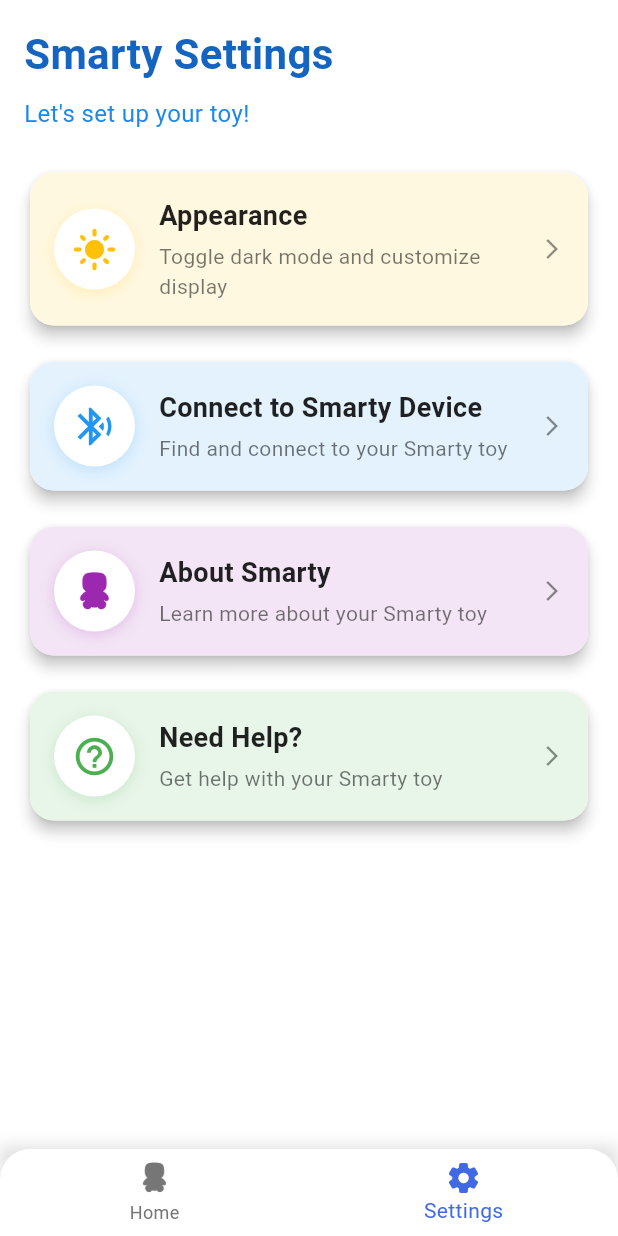
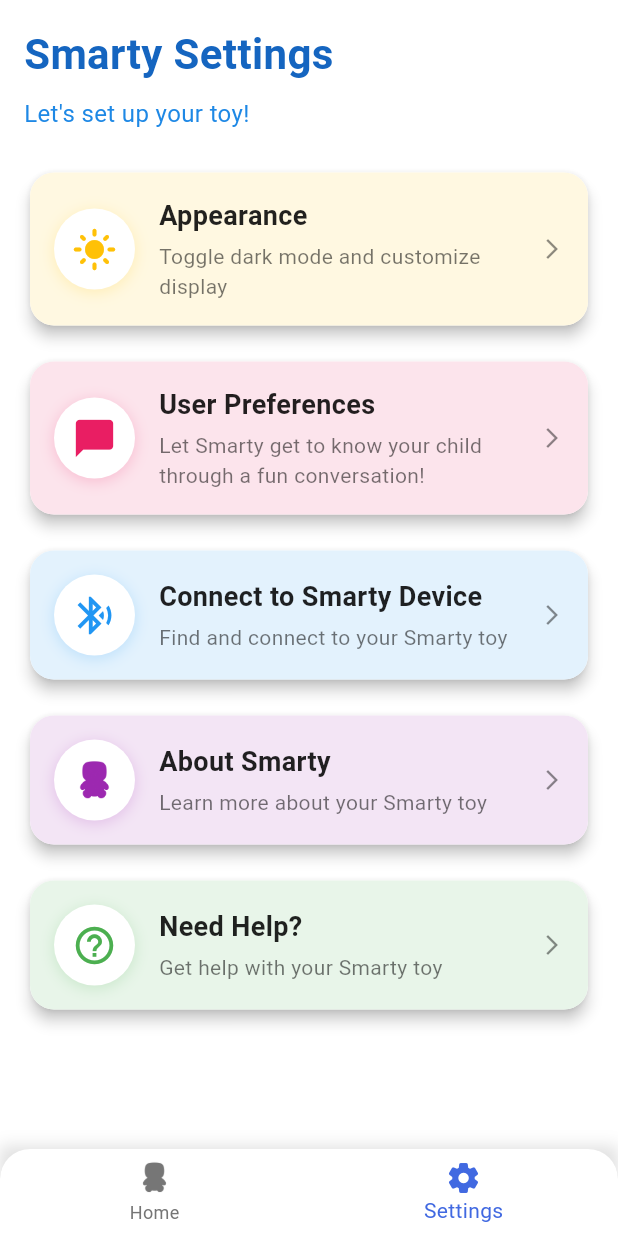
Before and after one commit to jaiswalharsh/smarty_app_flutter, a Flutter app: the screen it shows after launch, item 2 of the bottom bar chosen, on a phone screen of 412 x 824 dp. Run offline on Flutter 3.47's test engine with Material 3 defaults, Android fonts, the phone set to English and light mode, and no system bars; our stand-ins replace flutter_blue_plus, shared_preferences; Roboto replaces fonts that are missing (Poppins).

Commit message:
feat: Added User Preference Page in settings to send user data

```diff
--- a/lib/settings_tab.dart
+++ b/lib/settings_tab.dart
@@ -3,6 +3,7 @@ import 'package:flutter/material.dart';
 import 'package:provider/provider.dart';
 import 'screens/wifi/wifi_config_page.dart';
 import 'screens/devices/smarty_connection_page.dart';
+import 'screens/user_preferences_page.dart';
 import 'services/ble_manager.dart';
 import 'utils/theme_provider.dart';
 
@@ -38,7 +39,9 @@ class _SettingsTabState extends State<SettingsTab> {
   // Set up status listeners
   void _setupStatusListeners() {
     // Listen for device connection state changes
-    _deviceConnectionSubscription = _bleManager.wifiStatusStream.listen((status) {
+    _deviceConnectionSubscription = _bleManager.wifiStatusStream.listen((
+      status,
+    ) {
       if (mounted) {
         setState(() {
           // Use the current connection state from the manager
@@ -48,9 +51,13 @@ class _SettingsTabState extends State<SettingsTab> {
     });
 
     // Listen for snackbar notifications
-    _showSnackBarSubscription = _bleManager.showSnackBarStream.listen((message) {
+    _showSnackBarSubscription = _bleManager.showSnackBarStream.listen((
+      message,
+    ) {
       if (mounted) {
-        ScaffoldMessenger.of(context).showSnackBar(SnackBar(content: Text(message)));
+        ScaffoldMessenger.of(
+          context,
+        ).showSnackBar(SnackBar(content: Text(message)));
       }
     });
   }
@@ -85,7 +92,6 @@ class _SettingsTabState extends State<SettingsTab> {
             child: Column(
               crossAxisAlignment: CrossAxisAlignment.start,
               children: [
-                // Fun settings header
                 Container(
                   margin: EdgeInsets.only(bottom: 24),
                   child: Column(
@@ -96,8 +102,9 @@ class _SettingsTabState extends State<SettingsTab> {
                         style: TextStyle(
                           fontSize: 28,
                           fontWeight: FontWeight.bold,
-                          color: themeProvider.isDarkMode
-                            ? Color(0xFFFF6EC7) // Hot Pink in dark mode
+                          color:
+                              themeProvider.isDarkMode
+                                  ? Color(0xFFFF6EC7)
                                   : Colors.blue.shade800,
                         ),
                       ),
@@ -106,58 +113,92 @@ class _SettingsTabState extends State<SettingsTab> {
                         "Let's set up your toy!",
                         style: TextStyle(
                           fontSize: 16,
-                          color: themeProvider.isDarkMode
-                            ? Color(0xFF00FFCC) // Bright Teal in dark mode
+                          color:
+                              themeProvider.isDarkMode
+                                  ? Color(0xFF00FFCC)
                                   : Colors.blue.shade600,
                         ),
                       ),
                     ],
                   ),
                 ),
-
-                // Theme settings card
                 _buildSettingsCard(
                   title: "Appearance",
                   description: "Toggle dark mode and customize display",
-                  icon: themeProvider.isDarkMode ? Icons.dark_mode : Icons.light_mode,
-                  iconColor: themeProvider.isDarkMode ? Color(0xFFFF6EC7) : Colors.amber,
-                  bgColor: themeProvider.isDarkMode ? Color(0xFF2C2C44) : Colors.amber.shade50,
+                  icon:
+                      themeProvider.isDarkMode
+                          ? Icons.dark_mode
+                          : Icons.light_mode,
+                  iconColor:
+                      themeProvider.isDarkMode
+                          ? Color(0xFFFF6EC7)
+                          : Colors.amber,
+                  bgColor:
+                      themeProvider.isDarkMode
+                          ? Color(0xFF2C2C44)
+                          : Colors.amber.shade50,
                   onTap: () {
                     _showThemeDialog(context, themeProvider);
                   },
                 ),
-
                 SizedBox(height: 16),
-
-                // Show different connection cards based on connection state
+                _buildSettingsCard(
+                  title: "User Preferences", // Updated title
+                  description:
+                      "Let Smarty get to know your child through a fun conversation!", // Updated description
+                  icon: Icons.chat_bubble, // Updated icon
+                  iconColor:
+                      themeProvider.isDarkMode
+                          ? Color(0xFF00FFCC)
+                          : Colors.pink,
+                  bgColor:
+                      themeProvider.isDarkMode
+                          ? Color(0xFF2C2C44)
+                          : Colors.pink.shade50,
+                  onTap: () {
+                    Navigator.push(
+                      context,
+                      MaterialPageRoute(
+                        builder: (context) => UserPreferencesPage(),
+                      ), // Updated navigation
+                    );
+                  },
+                ),
+                SizedBox(height: 16),
                 _isDeviceConnected
-                    ? _buildWifiConfigCard() // Show WiFi config when device is connected
-                    : _buildConnectDeviceCard(), // Show connect device option when not connected
-
+                    ? _buildWifiConfigCard()
+                    : _buildConnectDeviceCard(),
                 SizedBox(height: 16),
-
-                // About Smarty Card
                 _buildSettingsCard(
                   title: "About Smarty",
                   description: "Learn more about your Smarty toy",
                   icon: Icons.smart_toy,
-                  iconColor: themeProvider.isDarkMode ? Color(0xFFFF6EC7) : Colors.purple,
-                  bgColor: themeProvider.isDarkMode ? Color(0xFF2C2C44) : Colors.purple.shade50,
+                  iconColor:
+                      themeProvider.isDarkMode
+                          ?Color(0xFF00FFCC)
+                          : Colors.purple,
+                  bgColor:
+                      themeProvider.isDarkMode
+                          ? Color(0xFF2C2C44)
+                          : Colors.purple.shade50,
                   useCustomRobotIcon: true,
                   onTap: () {
                     _showAboutDialog(context);
                   },
                 ),
-
                 SizedBox(height: 16),
-
-                // Help Card
                 _buildSettingsCard(
                   title: "Need Help?",
                   description: "Get help with your Smarty toy",
                   icon: Icons.help_outline,
-                  iconColor: themeProvider.isDarkMode ? Color(0xFF00FFCC) : Colors.green,
-                  bgColor: themeProvider.isDarkMode ? Color(0xFF2C2C44) : Colors.green.shade50,
+                  iconColor:
+                      themeProvider.isDarkMode
+                          ? Color(0xFFFF6EC7)
+                          : Colors.green,
+                  bgColor:
+                      themeProvider.isDarkMode
+                          ? Color(0xFF2C2C44)
+                          : Colors.green.shade50,
                   onTap: () {
                     _showHelpDialog(context);
                   },
@@ -180,7 +221,8 @@ class _SettingsTabState extends State<SettingsTab> {
             children: [
               Icon(
                 themeProvider.isDarkMode ? Icons.dark_mode : Icons.light_mode,
-                color: themeProvider.isDarkMode ? Color(0xFFFF6EC7) : Colors.amber,
+                color:
+                    themeProvider.isDarkMode ? Color(0xFFFF6EC7) : Colors.amber,
               ),
               SizedBox(width: 8),
               Text("Appearance"),
@@ -190,17 +232,21 @@ class _SettingsTabState extends State<SettingsTab> {
             mainAxisSize: MainAxisSize.min,
             crossAxisAlignment: CrossAxisAlignment.start,
             children: [
-              Text(
-                "Choose your theme mode",
-                style: TextStyle(fontSize: 16),
-              ),
+              Text("Choose your theme mode", style: TextStyle(fontSize: 16)),
               SizedBox(height: 20),
               SwitchListTile(
                 title: Text("Dark Mode"),
-                subtitle: Text(themeProvider.isDarkMode ? "Fun toy colors!" : "Light mode enabled"),
+                subtitle: Text(
+                  themeProvider.isDarkMode
+                      ? "Fun toy colors!"
+                      : "Light mode enabled",
+                ),
                 secondary: Icon(
                   themeProvider.isDarkMode ? Icons.dark_mode : Icons.light_mode,
-                  color: themeProvider.isDarkMode ? Color(0xFFFF6EC7) : Colors.amber,
+                  color:
+                      themeProvider.isDarkMode
+                          ? Color(0xFFFF6EC7)
+                          : Colors.amber,
                 ),
                 value: themeProvider.isDarkMode,
                 onChanged: (_) {
@@ -232,8 +278,9 @@ class _SettingsTabState extends State<SettingsTab> {
       title: "Configure WiFi",
       description: "Connect your Smarty toy to the internet",
       icon: Icons.wifi,
-      iconColor: themeProvider.isDarkMode ? Color(0xFF00FFCC) : Colors.blue,
-      bgColor: themeProvider.isDarkMode ? Color(0xFF2C2C44) : Colors.blue.shade50,
+      iconColor: themeProvider.isDarkMode ? Color(0xFFFF6EC7) : Colors.blue,
+      bgColor:
+          themeProvider.isDarkMode ? Color(0xFF2C2C44) : Colors.blue.shade50,
       onTap: () {
         Navigator.push(
           context,
@@ -255,7 +302,8 @@ class _SettingsTabState extends State<SettingsTab> {
       description: "Find and connect to your Smarty toy",
       icon: Icons.bluetooth_searching,
       iconColor: themeProvider.isDarkMode ? Color(0xFF00FFCC) : Colors.blue,
-      bgColor: themeProvider.isDarkMode ? Color(0xFF2C2C44) : Colors.blue.shade50,
+      bgColor:
+          themeProvider.isDarkMode ? Color(0xFF2C2C44) : Colors.blue.shade50,
       onTap: () {
         Navigator.push(
           context,
@@ -282,9 +330,7 @@ class _SettingsTabState extends State<SettingsTab> {
 
     return Card(
       elevation: 4,
-      shape: RoundedRectangleBorder(
-        borderRadius: BorderRadius.circular(16),
-      ),
+      shape: RoundedRectangleBorder(borderRadius: BorderRadius.circular(16)),
       child: InkWell(
         onTap: onTap,
         borderRadius: BorderRadius.circular(16),
@@ -299,7 +345,10 @@ class _SettingsTabState extends State<SettingsTab> {
               Container(
                 padding: EdgeInsets.all(12),
                 decoration: BoxDecoration(
-                  color: themeProvider.isDarkMode ? Color(0xFF3A3A5A) : Colors.white,
+                  color:
+                      themeProvider.isDarkMode
+                          ? Color(0xFF3A3A5A)
+                          : Colors.white,
                   shape: BoxShape.circle,
                   boxShadow: [
                     BoxShadow(
@@ -309,18 +358,15 @@ class _SettingsTabState extends State<SettingsTab> {
                     ),
                   ],
                 ),
-                child: useCustomRobotIcon
+                child:
+                    useCustomRobotIcon
                         ? Image.asset(
                           'assets/images/icon.png',
                           width: 30,
                           height: 30,
                           color: iconColor,
                         )
-                  : Icon(
-                      icon,
-                      color: iconColor,
-                      size: 30,
-                    ),
+                        : Icon(icon, color: iconColor, size: 30),
               ),
               SizedBox(width: 16),
               Expanded(
@@ -332,7 +378,10 @@ class _SettingsTabState extends State<SettingsTab> {
                       style: TextStyle(
                         fontSize: 18,
                         fontWeight: FontWeight.bold,
-                        color: themeProvider.isDarkMode ? Colors.white : Colors.black87,
+                        color:
+                            themeProvider.isDarkMode
+                                ? Colors.white
+                                : Colors.black87,
                       ),
                     ),
                     SizedBox(height: 4),
@@ -340,7 +389,10 @@ class _SettingsTabState extends State<SettingsTab> {
                       description,
                       style: TextStyle(
                         fontSize: 14,
-                        color: themeProvider.isDarkMode ? Colors.white70 : Colors.black54,
+                        color:
+                            themeProvider.isDarkMode
+                                ? Colors.white70
+                                : Colors.black54,
                       ),
                     ),
                   ],
@@ -348,7 +400,8 @@ class _SettingsTabState extends State<SettingsTab> {
               ),
               Icon(
                 Icons.arrow_forward_ios,
-                color: themeProvider.isDarkMode ? Colors.white54 : Colors.black45,
+                color:
+                    themeProvider.isDarkMode ? Colors.white54 : Colors.black45,
                 size: 16,
               ),
             ],
@@ -372,7 +425,10 @@ class _SettingsTabState extends State<SettingsTab> {
                 'assets/images/icon.png',
                 width: 24,
                 height: 24,
-                color: themeProvider.isDarkMode ? Color(0xFFFF6EC7) : Colors.purple,
+                color:
+                    themeProvider.isDarkMode
+                        ? Color(0xFFFF6EC7)
+                        : Colors.purple,
               ),
               SizedBox(width: 8),
               Text("About Smarty"),
@@ -420,8 +476,11 @@ class _SettingsTabState extends State<SettingsTab> {
         return AlertDialog(
           title: Row(
             children: [
-              Icon(Icons.help_outline,
-                color: themeProvider.isDarkMode ? Color(0xFF00FFCC) : Colors.green),
+              Icon(
+                Icons.help_outline,
+                color:
+                    themeProvider.isDarkMode ? Color(0xFF00FFCC) : Colors.green,
+              ),
               SizedBox(width: 8),
               Text("Need Help?"),
             ],
@@ -437,15 +496,15 @@ class _SettingsTabState extends State<SettingsTab> {
               SizedBox(height: 16),
               _buildHelpItem(
                 "1. Make sure Smarty is charged",
-                "The battery should be above 20%"
+                "The battery should be above 20%",
               ),
               _buildHelpItem(
                 "2. Stay within range",
-                "Keep your device within 30 feet of Smarty"
+                "Keep your device within 30 feet of Smarty",
               ),
               _buildHelpItem(
                 "3. Restart Smarty",
-                "Press and hold the power button for 5 seconds"
+                "Press and hold the power button for 5 seconds",
               ),
               SizedBox(height: 16),
               Text(
@@ -456,7 +515,10 @@ class _SettingsTabState extends State<SettingsTab> {
               Text(
                 "office@hey-smarty.com",
                 style: TextStyle(
-                  color: themeProvider.isDarkMode ? Color(0xFF00FFCC) : Colors.blue,
+                  color:
+                      themeProvider.isDarkMode
+                          ? Color(0xFF00FFCC)
+                          : Colors.blue,
                   fontWeight: FontWeight.bold,
                 ),
               ),
@@ -498,7 +560,8 @@ class _SettingsTabState extends State<SettingsTab> {
             subtitle,
             style: TextStyle(
               fontSize: 12,
-              color: themeProvider.isDarkMode ? Colors.white70 : Colors.grey[700],
+              color:
+                  themeProvider.isDarkMode ? Colors.white70 : Colors.grey[700],
             ),
           ),
         ],
```
Also changed, not shown: lib/screens/user_preferences_page.dart (added, +281 -0 lines). Lines whose indentation alone changed are shown as unchanged.
